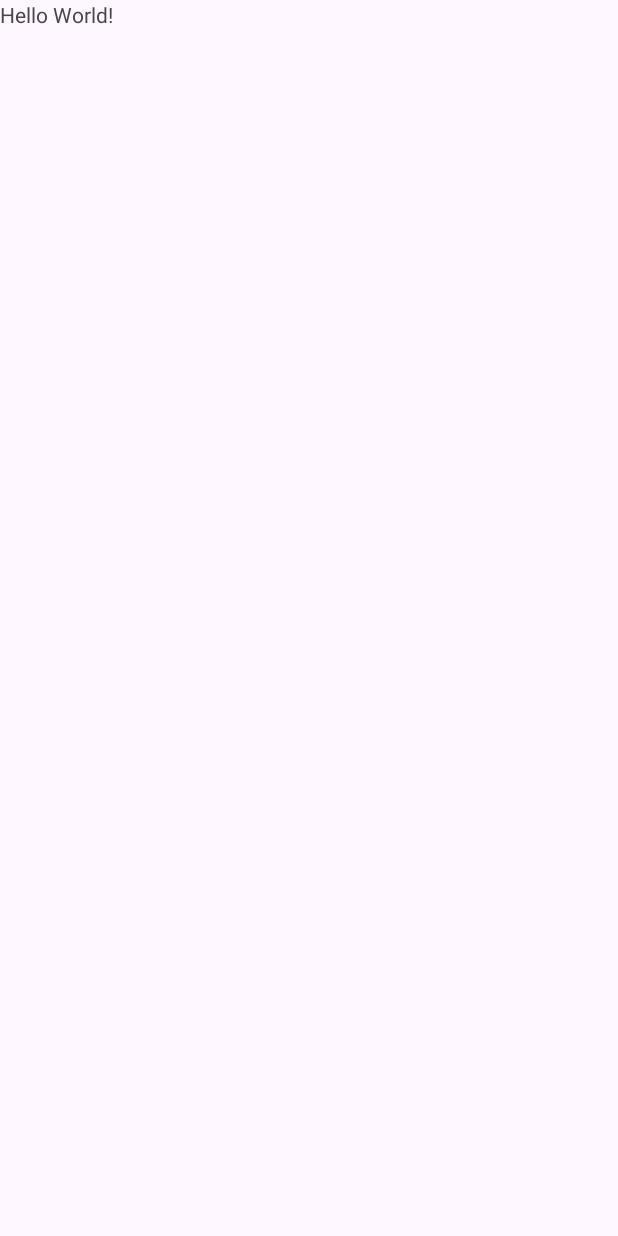
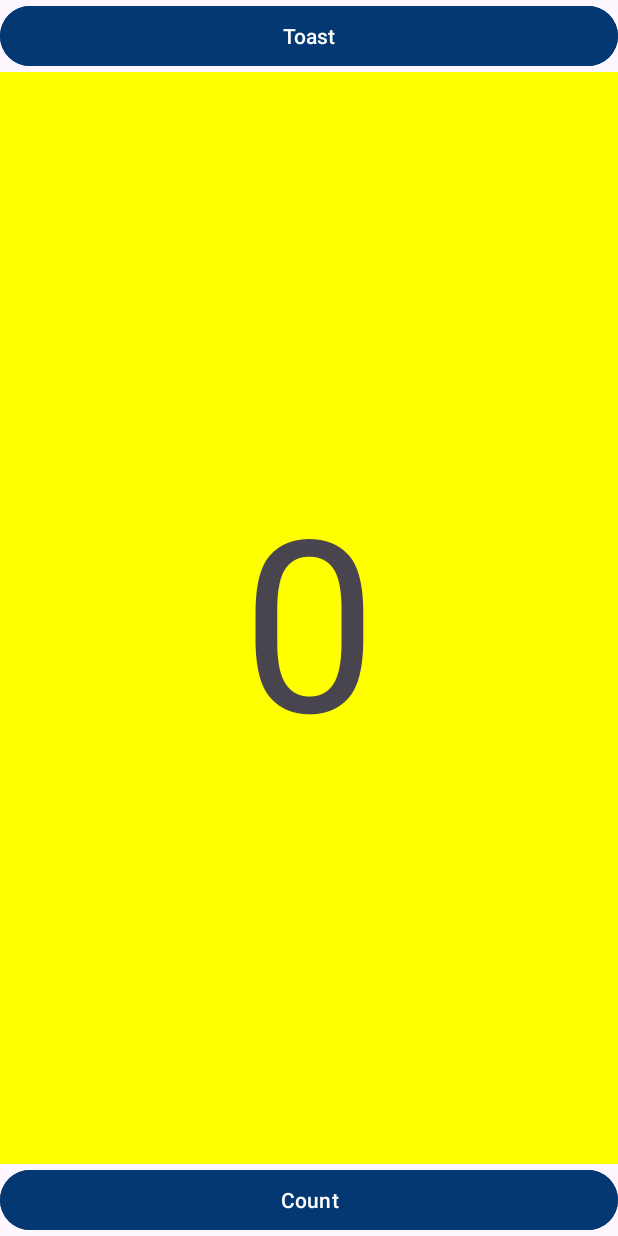
Before and after one commit to fauzanashshidiq/hello-toast, an Android app: the screen it shows after launch (MainActivity), on a phone screen of 412 x 824 dp. Before the commit the screen is almost empty. Run offline under Robolectric (Android 15) with nearby library versions, the phone set to English and light mode, and no system bars.

Commit message:
feat(activity_main.xml): button toast & text view count

```diff
--- a/app/src/main/res/layout/activity_main.xml
+++ b/app/src/main/res/layout/activity_main.xml
@@ -12,13 +12,28 @@
     android:paddingTop="@dimen/activity_vertical_margin"
     tools:context=".MainActivity">
 
+    <Button
+        android:id="@+id/button_toast"
+        android:layout_width="match_parent"
+        android:layout_height="wrap_content"
+        android:text="@string/button_label_toast"
+        android:backgroundTint="#043873" />
+
     <TextView
-        android:layout_width="wrap_content"
+        android:id="@+id/show_count"
+        android:layout_width="match_parent"
         android:layout_height="wrap_content"
-        android:text="Hello World!"
-        app:layout_constraintBottom_toBottomOf="parent"
-        app:layout_constraintEnd_toEndOf="parent"
-        app:layout_constraintStart_toStartOf="parent"
-        app:layout_constraintTop_toTopOf="parent" />
+        android:text="@string/count_initial_value"
+        android:textSize="160sp"
+        android:background="#FFFF00"
+        android:layout_weight="2"
+        android:gravity="center"/>
+
+    <Button
+        android:id="@+id/button_count"
+        android:layout_width="match_parent"
+        android:layout_height="wrap_content"
+        android:text="@string/button_label_count"
+        android:backgroundTint="#043873" />
 
 </LinearLayout>
--- a/app/src/main/res/values/strings.xml
+++ b/app/src/main/res/values/strings.xml
@@ -1,3 +1,7 @@
 <resources>
     <string name="app_name">Hello Toast</string>
+    <string name="button_label_count">Count</string>
+    <string name="count_initial_value">0</string>
+    <string name="button_label_toast">Toast</string>
+    <string name="toast_message">Hello Toast !</string>
 </resources>
```
